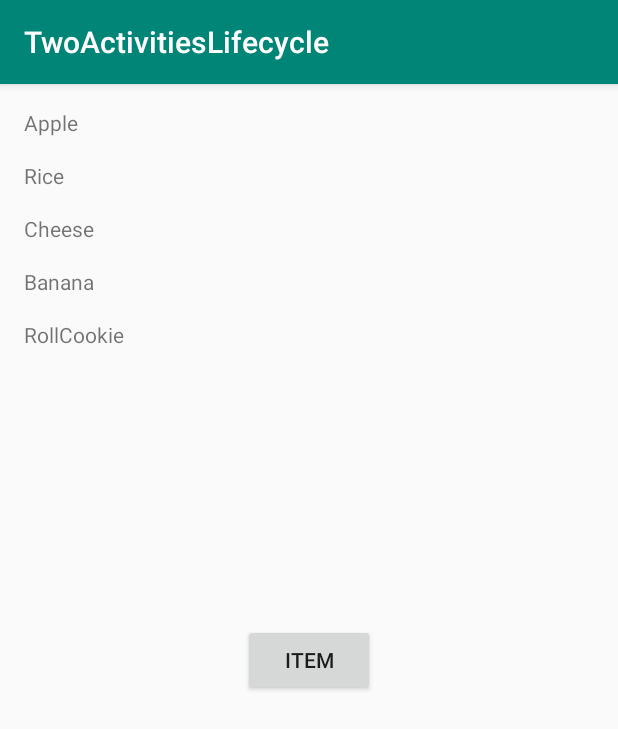
After one commit to EricLiSmith/AndroidTrain, an Android app: the ShoppingActivity screen opened directly, with no data from a screen before it, on a phone screen of 412 x 824 dp. The commit adds this screen. Shown: the top 729 px of the screen. Run offline under Robolectric (Android 15) with nearby library versions, the phone set to English and light mode, and no system bars.

Commit message:
Coding challenge

```diff
--- /dev/null
+++ b/TwoActivitiesLifecycle/app/src/main/java/com/dudu/twoactivitieslifecycle/ShoppingActivity.kt
@@ -0,0 +1,104 @@
+package com.dudu.twoactivitieslifecycle
+
+import android.app.Activity
+import android.content.Intent
+import android.support.v7.app.AppCompatActivity
+import android.os.Bundle
+import android.view.View
+import android.widget.TextView
+
+const val REQ_SHOPPING = 1
+const val EXTRA_DATA_SHOPPINGLIST = "ShoppingList"
+const val EXTRA_DATA_ITEM_APPLE = "Apple"
+const val EXTRA_DATA_ITEM_RICE = "Rice"
+const val EXTRA_DATA_ITEM_CHEESE = "Cheese"
+const val EXTRA_DATA_ITEM_BANANA = "Banana"
+const val EXTRA_DATA_ITEM_ROLLCOOKIE = "RollCookie"
+
+class ShoppingActivity : AppCompatActivity() {
+    private val stateDataKeyTv1 = "tv1"
+    private val stateDataKeyTv2 = "tv2"
+    private val stateDataKeyTv3 = "tv3"
+    private val stateDataKeyTv4 = "tv4"
+    private val stateDataKeyTv5 = "tv5"
+
+
+    private lateinit var tv1:TextView
+    private lateinit var tv2:TextView
+    private lateinit var tv3:TextView
+    private lateinit var tv4:TextView
+    private lateinit var tv5:TextView
+
+    override fun onCreate(savedInstanceState: Bundle?) {
+        super.onCreate(savedInstanceState)
+        setContentView(R.layout.activity_shopping)
+        initComponent()
+
+
+
+        if (savedInstanceState != null) {
+            tv1.text = savedInstanceState.getString(stateDataKeyTv1)
+            tv2.text = savedInstanceState.getString(stateDataKeyTv2)
+            tv3.text = savedInstanceState.getString(stateDataKeyTv3)
+            tv4.text = savedInstanceState.getString(stateDataKeyTv4)
+            tv5.text = savedInstanceState.getString(stateDataKeyTv5)
+        }
+    }
+
+    private fun initComponent(){
+        tv1 = findViewById(R.id.tv1)
+        tv2 = findViewById(R.id.tv2)
+        tv3 = findViewById(R.id.tv3)
+        tv4 = findViewById(R.id.tv4)
+        tv5 = findViewById(R.id.tv5)
+    }
+
+    fun selectItem(view: View){
+        var intent:Intent = Intent(this, ShoppingItemActivity::class.java)
+        startActivityForResult(intent, REQ_SHOPPING)
+    }
+
+    override fun onActivityResult(requestCode: Int, resultCode: Int, data: Intent?) {
+        super.onActivityResult(requestCode, resultCode, data)
+
+        if (resultCode == Activity.RESULT_OK) {
+            if (requestCode == REQ_SHOPPING && data !=null) {
+                var shoppinglist = data.getStringExtra(EXTRA_DATA_SHOPPINGLIST)
+
+                if (shoppinglist.contains(EXTRA_DATA_ITEM_APPLE)) {
+                    tv1.text = isItemCheck(tv1)
+                }
+
+                if (shoppinglist.contains(EXTRA_DATA_ITEM_RICE)) {
+                    tv2.text = isItemCheck(tv2)
+                }
+
+                if (shoppinglist.contains(EXTRA_DATA_ITEM_CHEESE)) {
+                    tv3.text = isItemCheck(tv3)
+                }
+
+                if (shoppinglist.contains(EXTRA_DATA_ITEM_BANANA)) {
+                    tv4.text = isItemCheck(tv4)
+                }
+
+                if (shoppinglist.contains(EXTRA_DATA_ITEM_ROLLCOOKIE)) {
+                    tv5.text = isItemCheck(tv5)
+                }
+            }
+        }
+    }
+
+    private fun isItemCheck (tv:TextView) = tv.text.toString() + "is Check"
+
+    override fun onSaveInstanceState(outState: Bundle?) {
+        super.onSaveInstanceState(outState)
+
+        if(outState != null) {
+            outState.putString(stateDataKeyTv1, tv1.text.toString())
+            outState.putString(stateDataKeyTv2, tv2.text.toString())
+            outState.putString(stateDataKeyTv3, tv3.text.toString())
+            outState.putString(stateDataKeyTv4, tv4.text.toString())
+            outState.putString(stateDataKeyTv5, tv5.text.toString())
+        }
+    }
+}
--- /dev/null
+++ b/TwoActivitiesLifecycle/app/src/main/res/layout/activity_shopping.xml
@@ -0,0 +1,76 @@
+<?xml version="1.0" encoding="utf-8"?>
+<android.support.constraint.ConstraintLayout xmlns:android="http://schemas.android.com/apk/res/android"
+    xmlns:app="http://schemas.android.com/apk/res-auto"
+    xmlns:tools="http://schemas.android.com/tools"
+    android:layout_width="match_parent"
+    android:layout_height="match_parent"
+    tools:context=".ShoppingActivity">
+
+    <TextView
+        android:id="@+id/tv1"
+        android:layout_width="wrap_content"
+        android:layout_height="wrap_content"
+        android:layout_marginStart="16dp"
+        android:layout_marginLeft="16dp"
+        android:layout_marginTop="16dp"
+        android:text="@string/tv1"
+        app:layout_constraintStart_toStartOf="parent"
+        app:layout_constraintTop_toTopOf="parent" />
+
+    <TextView
+        android:id="@+id/tv2"
+        android:layout_width="wrap_content"
+        android:layout_height="wrap_content"
+        android:layout_marginStart="16dp"
+        android:layout_marginLeft="16dp"
+        android:layout_marginTop="@dimen/margin_16dp"
+        android:text="@string/tv2"
+        app:layout_constraintStart_toStartOf="parent"
+        app:layout_constraintTop_toBottomOf="@id/tv1"/>
+
+    <TextView
+        android:id="@+id/tv3"
+        android:layout_width="wrap_content"
+        android:layout_height="wrap_content"
+        android:layout_marginStart="16dp"
+        android:layout_marginLeft="16dp"
+        android:layout_marginTop="@dimen/margin_16dp"
+        android:text="@string/tv3"
+        app:layout_constraintStart_toStartOf="parent"
+        app:layout_constraintTop_toBottomOf="@id/tv2" />
+
+    <TextView
+        android:id="@+id/tv4"
+        android:layout_width="wrap_content"
+        android:layout_height="wrap_content"
+        android:layout_marginStart="16dp"
+        android:layout_marginLeft="16dp"
+        android:layout_marginTop="@dimen/margin_16dp"
+        android:text="@string/tv4"
+        app:layout_constraintStart_toStartOf="parent"
+        app:layout_constraintTop_toBottomOf="@id/tv3"/>
+
+    <TextView
+        android:id="@+id/tv5"
+        android:layout_width="wrap_content"
+        android:layout_height="wrap_content"
+        android:layout_marginStart="16dp"
+        android:layout_marginLeft="16dp"
+        android:layout_marginTop="@dimen/margin_16dp"
+        android:text="@string/tv5"
+        app:layout_constraintStart_toStartOf="parent"
+        app:layout_constraintTop_toBottomOf="@id/tv4"/>
+
+    <Button
+        android:id="@+id/btnItem"
+        android:layout_width="wrap_content"
+        android:layout_height="wrap_content"
+        android:text="@string/btnItem"
+        android:onClick="selectItem"
+        app:layout_constraintBottom_toBottomOf="parent"
+        app:layout_constraintEnd_toEndOf="parent"
+        app:layout_constraintStart_toStartOf="parent"
+        app:layout_constraintTop_toTopOf="parent" />
+
+
+</android.support.constraint.ConstraintLayout>
--- a/TwoActivitiesLifecycle/app/src/main/res/values/strings.xml
+++ b/TwoActivitiesLifecycle/app/src/main/res/values/strings.xml
@@ -50,5 +50,18 @@ Just for today I will be agreeable. I will look as well as I can, dress becoming
 Just for today I will have a program, I may not follow it exactly, but I will have it. I will save myself from two pests: hurry and indecision.
 Just for today I will have a quiet half hour all by myself and relax. During this half hour, sometime, I will try to get a better perspective of my life. Just for today I will be unafraid. Especially I will not be afraid to enjoy what is beautiful，and to believe that as I give to the world, so the world will give to me.
     </string>
+    <string name="btnGoToShopping">Go to Shopping</string>
+    <string name="btnItem">Item</string>
+    <string name="tv1">Apple</string>
+    <string name="tv2">Rice</string>
+    <string name="tv3">Cheese</string>
+    <string name="tv4">Banana</string>
+    <string name="tv5">RollCookie</string>
+    <string name="btnApple">Apple</string>
+    <string name="btnRice">Rice</string>
+    <string name="btnCheese">Cheese</string>
+    <string name="btnBanana">Banana</string>
+    <string name="btnRollCookie">RollCookie</string>
+    <string name="btnCheckItem">Check Item</string>
 
 </resources>
```
Also changed, not shown: TwoActivitiesLifecycle/app/src/main/AndroidManifest.xml (+7 -5 lines), TwoActivitiesLifecycle/app/src/main/java/com/dudu/twoactivitieslifecycle/ShoppingItemActivity.kt (added, +69 -0 lines), TwoActivitiesLifecycle/app/src/main/res/layout/activity_main.xml (+13 -2 lines), TwoActivitiesLifecycle/app/src/main/res/layout/activity_shopping_item.xml (added, +96 -0 lines).
